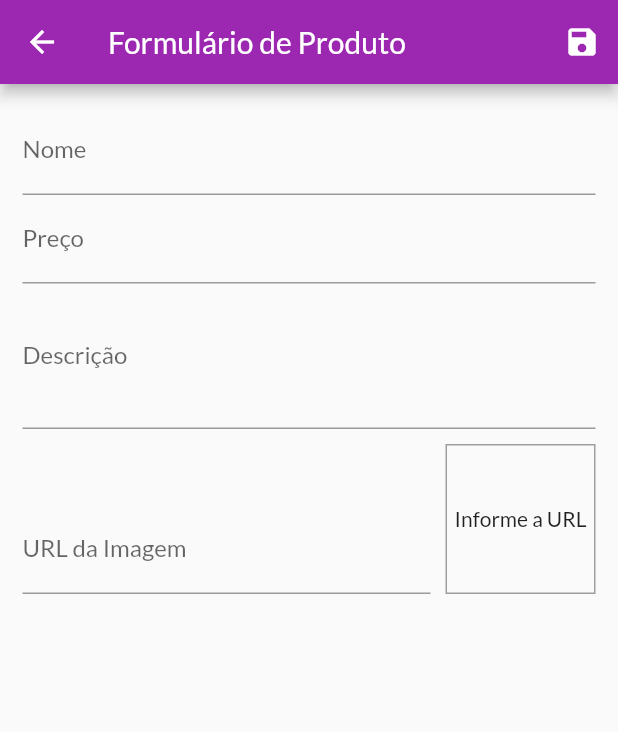
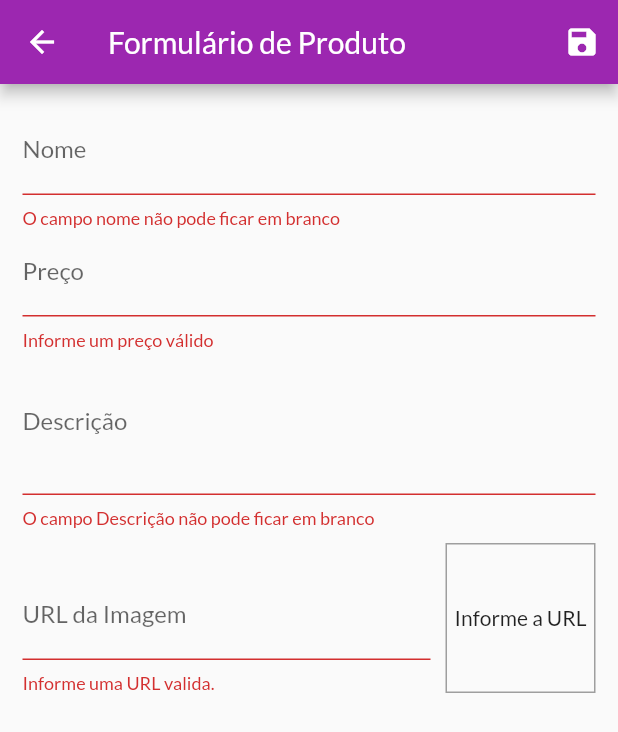
Before and after one commit to faamaral/shopmate, a Flutter app: the ProductFormPage screen opened by its route, after a tap on the "save" icon, on a phone screen of 412 x 824 dp. Shown: the top 732 px of the screen. Run offline on Flutter 3.47's test engine with Material 2 defaults, Android fonts, the phone set to English and light mode, and no system bars; network calls fail.

Commit message:
#13 validating fields

```diff
--- a/lib/pages/product_form_page.dart
+++ b/lib/pages/product_form_page.dart
@@ -38,7 +38,19 @@ class _ProductFormPageState extends State<ProductFormPage> {
 
   void updateImage() => setState(() {});
 
+  bool isValidImageUrl(String url) {
+    bool isValidUrl = Uri.tryParse(url)?.hasAbsolutePath ?? false;
+    bool endsWithFile = url.toLowerCase().endsWith('.png') ||
+        url.toLowerCase().endsWith('.jpg') ||
+        url.toLowerCase().endsWith('.jpeg');
+    return isValidUrl && endsWithFile;
+  }
+
   void _submitForm() {
+    final isValid = _formKey.currentState?.validate() ?? false;
+    if (!isValid) {
+      return;
+    }
     _formKey.currentState?.save();
     final newProduct = Product(
         id: Random().nextDouble().toString(),
@@ -75,6 +87,16 @@ class _ProductFormPageState extends State<ProductFormPage> {
                   FocusScope.of(context).requestFocus(_priceFocus);
                 },
                 onSaved: (name) => _formData['name'] = name ?? '',
+                validator: (_name) {
+                  final name = _name ?? '';
+                  if (name.trim().isEmpty) {
+                    return 'O campo nome não pode ficar em branco';
+                  }
+                  if (name.trim().length < 3) {
+                    return 'O campo nome precisa de no minimo 3 letras';
+                  }
+                  return null;
+                },
               ),
               TextFormField(
                 decoration: const InputDecoration(
@@ -88,6 +110,16 @@ class _ProductFormPageState extends State<ProductFormPage> {
                     FocusScope.of(context).requestFocus(_descriptionFocus),
                 onSaved: (price) =>
                     _formData['price'] = double.parse(price ?? '0'),
+                validator: (value) {
+                  final priceString = value ?? '-1';
+                  final price = double.tryParse(priceString) ?? -1;
+
+                  if (price <= 0) {
+                    return 'Informe um preço válido';
+                  }
+
+                  return null;
+                },
               ),
               TextFormField(
                 decoration: const InputDecoration(
@@ -99,6 +131,16 @@ class _ProductFormPageState extends State<ProductFormPage> {
                 maxLines: 3,
                 onSaved: (description) =>
                     _formData['description'] = description ?? '',
+                validator: (_description) {
+                  final description = _description ?? '';
+                  if (description.trim().isEmpty) {
+                    return 'O campo Descrição não pode ficar em branco';
+                  }
+                  if (description.trim().length < 10) {
+                    return 'O campo Descrição precisa de no minimo 3 letras';
+                  }
+                  return null;
+                },
               ),
               Row(
                 crossAxisAlignment: CrossAxisAlignment.end,
@@ -115,6 +157,13 @@ class _ProductFormPageState extends State<ProductFormPage> {
                       onFieldSubmitted: (_) => _submitForm(),
                       onSaved: (imageUrl) =>
                           _formData['imageUrl'] = imageUrl ?? '',
+                      validator: (value) {
+                        final imageUrl = value ?? '';
+                        if (!isValidImageUrl(imageUrl)) {
+                          return 'Informe uma URL valida.';
+                        }
+                        return null;
+                      },
                     ),
                   ),
                   Container(
```
